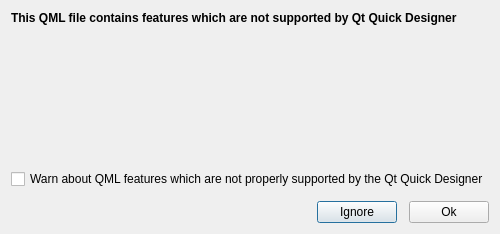
Above: src/plugins/qmldesigner/designercore/filemanager/qmlwarningdialog.ui from qt-creator/qt-creator before the change. Below: the same form after it.
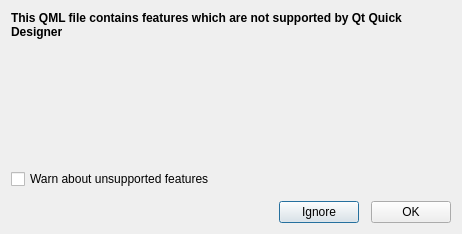
That is the form after the change.

Commit message:
UI text: make QML option label shorter
The same information is already given in the dialog
title. Fix capitalization of OK.

```diff
--- a/src/plugins/qmldesigner/designercore/filemanager/qmlwarningdialog.ui
+++ b/src/plugins/qmldesigner/designercore/filemanager/qmlwarningdialog.ui
@@ -67,7 +67,7 @@
    <item>
     <widget class="QCheckBox" name="checkBox">
      <property name="text">
-      <string>Warn about QML features which are not properly supported by the Qt Quick Designer</string>
+      <string>Warn about unsupported features</string>
      </property>
     </widget>
    </item>
@@ -99,7 +99,7 @@
      <item>
       <widget class="QPushButton" name="okButton">
        <property name="text">
-        <string>Ok</string>
+        <string>OK</string>
        </property>
       </widget>
      </item>
```
